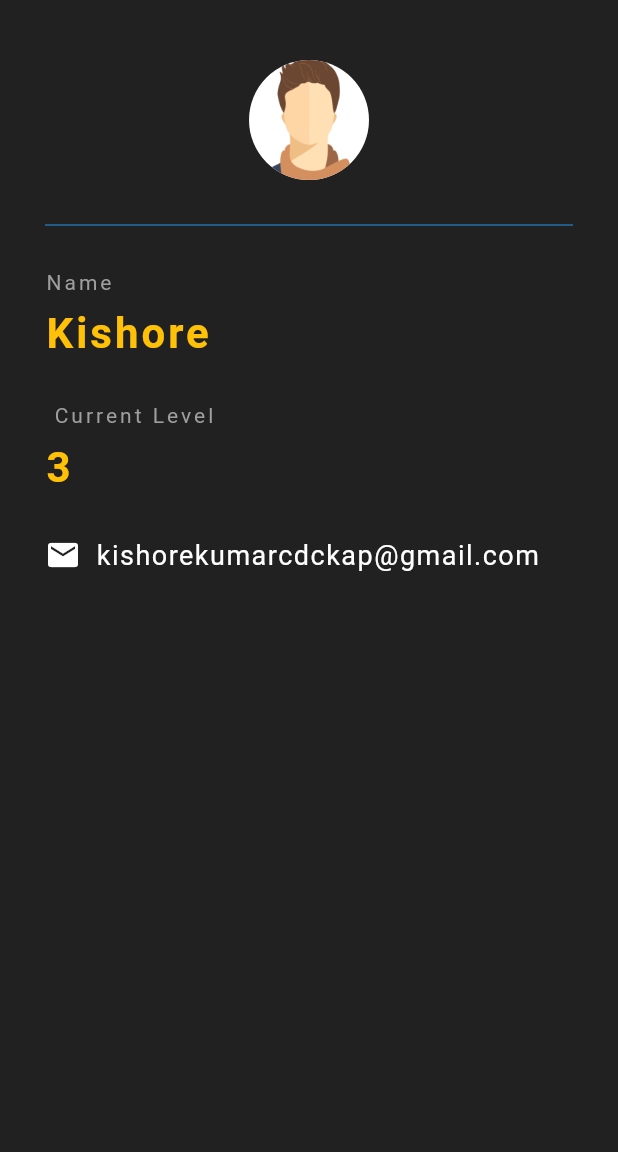
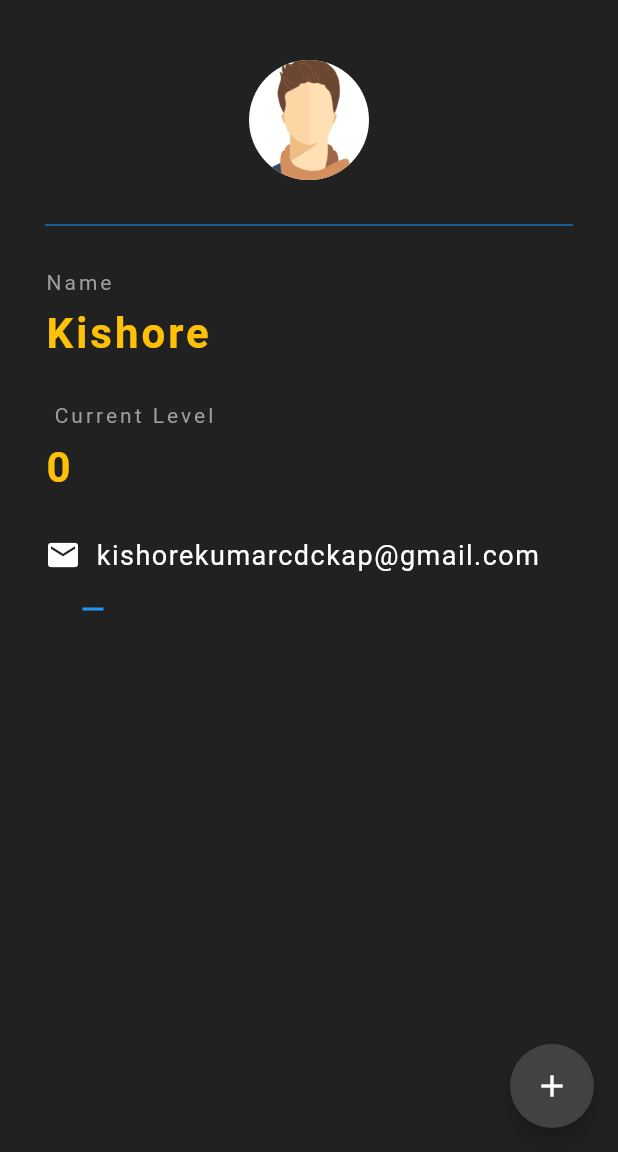
Before and after one commit to kishoreckd/Profile_id, a Flutter app: the screen it shows after launch, on a phone screen of 412 x 824 dp, the part 84-1236 px from its top. Run offline on Flutter 3.47's test engine with Material 2 defaults, Android fonts, the phone set to English and light mode, and no system bars.

Commit message:
The current level as been increased and decreased dynamically with the help of stateful widgets

```diff
--- a/lib/main.dart
+++ b/lib/main.dart
@@ -2,8 +2,15 @@ import 'package:flutter/material.dart';
 
 void main() => runApp(const MaterialApp(home: NinjaCard()));
 
-class NinjaCard extends StatelessWidget {
+class NinjaCard extends StatefulWidget {
   const NinjaCard({super.key});
+
+  @override
+  State<NinjaCard> createState() => _NinjaCardState();
+}
+
+class _NinjaCardState extends State<NinjaCard> {
+  int profileLevel = 0;
 
   @override
   Widget build(BuildContext context) {
@@ -14,28 +21,36 @@ class NinjaCard extends StatelessWidget {
           centerTitle: true,
           backgroundColor: Colors.grey[850],
           elevation: 0.0),
-      body: const Padding(
-        padding: EdgeInsets.fromLTRB(30.0, 40.0, 30.0, 0.0),
+      floatingActionButton: FloatingActionButton(
+        onPressed: () {
+          setState(() {
+            profileLevel += 1;
+          });
+        },
+        backgroundColor: Colors.grey[800],
+        child: const Icon(Icons.add),
+      ),
+      body: Padding(
+        padding: const EdgeInsets.fromLTRB(30.0, 40.0, 30.0, 0.0),
         child: Column(
           crossAxisAlignment: CrossAxisAlignment.start,
           children: [
-            Center(
+            const Center(
                 child: CircleAvatar(
               backgroundImage: AssetImage('assets/avatar.png'),
               backgroundColor: Colors.white,
               radius: 40.0,
-            )
-            ),
-            Divider(
+            )),
+            const Divider(
               height: 60.0,
               color: Colors.blue,
             ),
-            Text(
+            const Text(
               'Name',
               style: TextStyle(color: Colors.grey, letterSpacing: 2.0),
             ),
-            SizedBox(height: 10.0),
-            Text(
+            const SizedBox(height: 10.0),
+            const Text(
               'Kishore',
               style: TextStyle(
                   color: Colors.amber,
@@ -43,22 +58,22 @@ class NinjaCard extends StatelessWidget {
                   letterSpacing: 2.0,
                   fontWeight: FontWeight.bold),
             ),
-            SizedBox(height: 30.0),
-            Text(
+            const SizedBox(height: 30.0),
+            const Text(
               ' Current Level',
               style: TextStyle(color: Colors.grey, letterSpacing: 2.0),
             ),
-            SizedBox(height: 10.0),
+            const SizedBox(height: 10.0),
             Text(
-              '3',
-              style: TextStyle(
+              '$profileLevel',
+              style: const TextStyle(
                   color: Colors.amber,
                   fontSize: 28.0,
                   letterSpacing: 2.0,
                   fontWeight: FontWeight.bold),
             ),
-            SizedBox(height: 30.0),
-            Row(
+            const SizedBox(height: 30.0),
+            const Row(
               children: [
                 Icon(Icons.email, color: Colors.white),
                 SizedBox(
@@ -73,10 +88,99 @@ class NinjaCard extends StatelessWidget {
                   ),
                 )
               ],
-            )
+            ),
+            TextButton(
+                onPressed: () {
+                  setState(() {
+                    profileLevel -= 1;
+                  });
+                },
+                child: const Icon(Icons.remove)),
           ],
         ),
       ),
     );
   }
 }
+
+
+
+// // StatelessWidget
+// class NinjaCard extends StatelessWidget {
+//   const NinjaCard({super.key});
+
+//   @override
+//   Widget build(BuildContext context) {
+//     return Scaffold(
+//       backgroundColor: Colors.grey[900],
+//       appBar: AppBar(
+//           title: const Text('Profile Id card'),
+//           centerTitle: true,
+//           backgroundColor: Colors.grey[850],
+//           elevation: 0.0),
+//       body: const Padding(
+//         padding: EdgeInsets.fromLTRB(30.0, 40.0, 30.0, 0.0),
+//         child: Column(
+//           crossAxisAlignment: CrossAxisAlignment.start,
+//           children: [
+//             Center(
+//                 child: CircleAvatar(
+//               backgroundImage: AssetImage('assets/avatar.png'),
+//               backgroundColor: Colors.white,
+//               radius: 40.0,
+//             )
+//             ),
+//             Divider(
+//               height: 60.0,
+//               color: Colors.blue,
+//             ),
+//             Text(
+//               'Name',
+//               style: TextStyle(color: Colors.grey, letterSpacing: 2.0),
+//             ),
+//             SizedBox(height: 10.0),
+//             Text(
+//               'Kishore',
+//               style: TextStyle(
+//                   color: Colors.amber,
+//                   fontSize: 28.0,
+//                   letterSpacing: 2.0,
+//                   fontWeight: FontWeight.bold),
+//             ),
+//             SizedBox(height: 30.0),
+//             Text(
+//               ' Current Level',
+//               style: TextStyle(color: Colors.grey, letterSpacing: 2.0),
+//             ),
+//             SizedBox(height: 10.0),
+//             Text(
+//               '3',
+//               style: TextStyle(
+//                   color: Colors.amber,
+//                   fontSize: 28.0,
+//                   letterSpacing: 2.0,
+//                   fontWeight: FontWeight.bold),
+//             ),
+//             SizedBox(height: 30.0),
+//             Row(
+//               children: [
+//                 Icon(Icons.email, color: Colors.white),
+//                 SizedBox(
+//                   width: 10.0,
+//                 ),
+//                 Text(
+//                   'kishorekumarcdckap@gmail.com',
+//                   style: TextStyle(
+//                     color: Colors.white,
+//                     fontSize: 18.0,
+//                     letterSpacing: 1.0,
+//                   ),
+//                 )
+//               ],
+//             )
+//           ],
+//         ),
+//       ),
+//     );
+//   }
+// }
```
